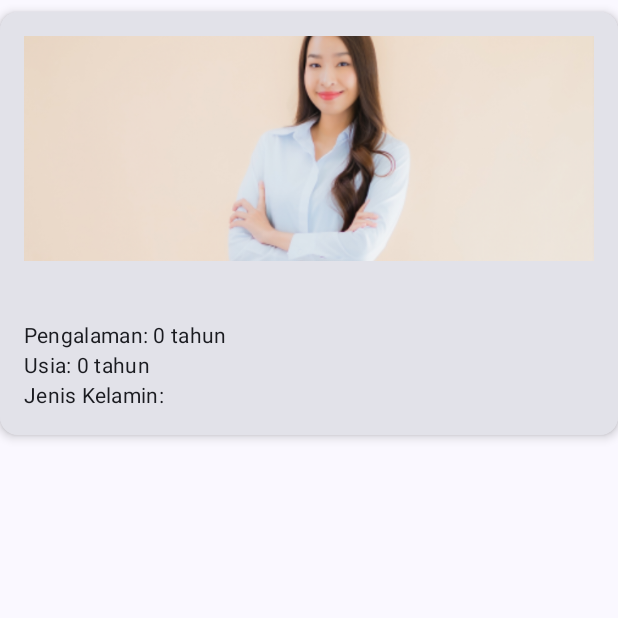
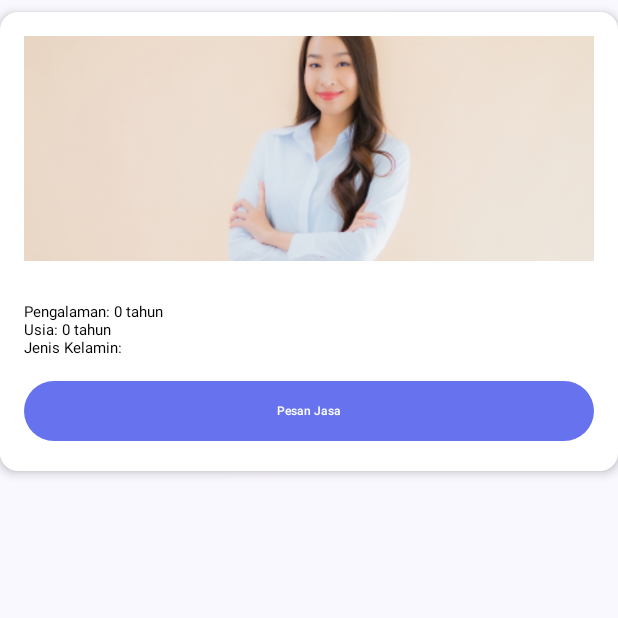
Before and after one commit to tasyaswantara/FindYourNanny, an Android app built with Jetpack Compose: the composable NannyItem shown on its own in the app's theme, on a phone screen of 412 x 824 dp, the top half of it. Run offline under Robolectric (Android 15) with nearby library versions, the light colour scheme and no system bars.

Commit message:
update card

```diff
--- a/app/src/main/java/com/example/projekpapb2/ui/components/NannyItem.kt
+++ b/app/src/main/java/com/example/projekpapb2/ui/components/NannyItem.kt
@@ -2,20 +2,20 @@ package com.example.projekpapb2.ui.components
 
 import androidx.compose.foundation.Image
 import androidx.compose.foundation.clickable
-import androidx.compose.foundation.layout.Column
-import androidx.compose.foundation.layout.Spacer
-import androidx.compose.foundation.layout.fillMaxWidth
-import androidx.compose.foundation.layout.height
-import androidx.compose.foundation.layout.padding
+import androidx.compose.foundation.layout.*
+import androidx.compose.material3.Button
 import androidx.compose.material3.Card
 import androidx.compose.material3.CardDefaults
 import androidx.compose.material3.MaterialTheme
 import androidx.compose.material3.Text
 import androidx.compose.runtime.Composable
 import androidx.compose.ui.Modifier
+import androidx.compose.ui.graphics.Color
 import androidx.compose.ui.layout.ContentScale
 import androidx.compose.ui.res.painterResource
+import androidx.compose.ui.text.TextStyle
 import androidx.compose.ui.unit.dp
+import androidx.compose.ui.unit.sp
 import com.example.projekpapb2.R
 import com.example.projekpapb2.data.model.Nanny
 
@@ -26,9 +26,11 @@ fun NannyItem(nanny: Nanny, onClick: () -> Unit) {
             .fillMaxWidth()
             .padding(vertical = 8.dp)
             .clickable { onClick() },
-        elevation = CardDefaults.cardElevation(4.dp)
+        elevation = CardDefaults.cardElevation(4.dp), // Drop shadow
+        colors = CardDefaults.cardColors(containerColor = Color(0xFFFFFFFF)) // Card background color #FFFFFF
     ) {
         Column(modifier = Modifier.padding(16.dp)) {
+            // Gambar
             Image(
                 painter = painterResource(id = R.drawable.photo_by_mathilde_langevin),
                 contentDescription = null,
@@ -38,24 +40,67 @@ fun NannyItem(nanny: Nanny, onClick: () -> Unit) {
                     .height(150.dp)
             )
             Spacer(modifier = Modifier.height(8.dp))
+
+            // Nama Nanny dengan font Fredoka Medium 14
             Text(
                 text = nanny.name,
-                style = MaterialTheme.typography.titleMedium,
-                color = MaterialTheme.colorScheme.primary
+                style = TextStyle(
+                    fontFamily = MaterialTheme.typography.bodyMedium.fontFamily,
+                    fontWeight = androidx.compose.ui.text.font.FontWeight.Medium,
+                    fontSize = 14.sp,
+                    color = Color.Black
+                )
             )
-            Spacer(modifier = Modifier.height(8.dp))
+            Spacer(modifier = Modifier.height(4.dp))
+
+            // Pengalaman Nanny dengan font Fredoka Regular 10
             Text(
                 text = "Pengalaman: ${nanny.experience} tahun",
-                style = MaterialTheme.typography.bodyMedium
+                style = TextStyle(
+                    fontFamily = MaterialTheme.typography.bodyMedium.fontFamily,
+                    fontWeight = androidx.compose.ui.text.font.FontWeight.Normal,
+                    fontSize = 10.sp,
+                    color = Color.Black
+                )
             )
+            // Usia dan Jenis Kelamin
             Text(
                 text = "Usia: ${nanny.age} tahun",
-                style = MaterialTheme.typography.bodyMedium
+                style = TextStyle(
+                    fontFamily = MaterialTheme.typography.bodyMedium.fontFamily,
+                    fontWeight = androidx.compose.ui.text.font.FontWeight.Normal,
+                    fontSize = 10.sp,
+                    color = Color.Black
+                )
             )
             Text(
                 text = "Jenis Kelamin: ${nanny.gender}",
-                style = MaterialTheme.typography.bodyMedium
+                style = TextStyle(
+                    fontFamily = MaterialTheme.typography.bodyMedium.fontFamily,
+                    fontWeight = androidx.compose.ui.text.font.FontWeight.Normal,
+                    fontSize = 10.sp,
+                    color = Color.Black
+                )
             )
+
+            Spacer(modifier = Modifier.height(12.dp))
+
+            // Tombol Pesan Jasa dengan warna dan font sesuai permintaan
+            Button(
+                onClick = { onClick() },
+                modifier = Modifier.fillMaxWidth(),
+                colors = androidx.compose.material3.ButtonDefaults.buttonColors(containerColor = Color(0xFF6672EE))
+            ) {
+                Text(
+                    text = "Pesan Jasa",
+                    style = TextStyle(
+                        fontFamily = androidx.compose.ui.text.font.FontFamily.SansSerif, // Font Fredoka Medium 8
+                        fontWeight = androidx.compose.ui.text.font.FontWeight.Medium,
+                        fontSize = 8.sp,
+                        color = Color.White
+                    )
+                )
+            }
         }
     }
 }
--- a/app/src/main/java/com/example/projekpapb2/ui/screens/AnimalCaretakerScreen.kt
+++ b/app/src/main/java/com/example/projekpapb2/ui/screens/AnimalCaretakerScreen.kt
@@ -7,9 +7,9 @@ import androidx.compose.foundation.lazy.grid.LazyVerticalGrid
 import androidx.compose.foundation.lazy.grid.items
 import androidx.compose.runtime.Composable
 import androidx.compose.runtime.LaunchedEffect
+import androidx.compose.runtime.getValue
 import androidx.compose.runtime.mutableStateOf
 import androidx.compose.runtime.remember
-import androidx.compose.runtime.getValue
 import androidx.compose.runtime.setValue
 import androidx.compose.ui.Modifier
 import androidx.compose.ui.unit.dp
@@ -22,11 +22,11 @@ import com.example.projekpapb2.ui.components.NannyItem
 @Composable
 fun AnimalCaretakerScreen(navController: NavController, repository: NannyRepository) {
     var nannies by remember { mutableStateOf(emptyList<Nanny>()) }
-
     LaunchedEffect(Unit) {
         nannies = repository.getNannies()
     }
 
+    if (nannies.isNotEmpty()) {
         LazyVerticalGrid(
             columns = GridCells.Fixed(2),
             modifier = Modifier
@@ -43,3 +43,4 @@ fun AnimalCaretakerScreen(navController: NavController, repository: NannyReposit
             }
         }
     }
+}
--- a/app/src/main/java/com/example/projekpapb2/ui/screens/BabyCaretakerScreen.kt
+++ b/app/src/main/java/com/example/projekpapb2/ui/screens/BabyCaretakerScreen.kt
@@ -7,9 +7,9 @@ import androidx.compose.foundation.lazy.grid.LazyVerticalGrid
 import androidx.compose.foundation.lazy.grid.items
 import androidx.compose.runtime.Composable
 import androidx.compose.runtime.LaunchedEffect
+import androidx.compose.runtime.getValue
 import androidx.compose.runtime.mutableStateOf
 import androidx.compose.runtime.remember
-import androidx.compose.runtime.getValue
 import androidx.compose.runtime.setValue
 import androidx.compose.ui.Modifier
 import androidx.compose.ui.unit.dp
@@ -22,11 +22,11 @@ import com.example.projekpapb2.ui.components.NannyItem
 @Composable
 fun BabyCaretakerScreen(navController: NavController, repository: NannyRepository) {
     var nannies by remember { mutableStateOf(emptyList<Nanny>()) }
-
     LaunchedEffect(Unit) {
         nannies = repository.getNannies()
     }
 
+    if (nannies.isNotEmpty()) {
         LazyVerticalGrid(
             columns = GridCells.Fixed(2),
             modifier = Modifier
@@ -43,3 +43,4 @@ fun BabyCaretakerScreen(navController: NavController, repository: NannyRepositor
             }
         }
     }
+}
--- a/app/src/main/java/com/example/projekpapb2/ui/screens/ElderlyCaretakerScreen.kt
+++ b/app/src/main/java/com/example/projekpapb2/ui/screens/ElderlyCaretakerScreen.kt
@@ -7,9 +7,9 @@ import androidx.compose.foundation.lazy.grid.LazyVerticalGrid
 import androidx.compose.foundation.lazy.grid.items
 import androidx.compose.runtime.Composable
 import androidx.compose.runtime.LaunchedEffect
+import androidx.compose.runtime.getValue
 import androidx.compose.runtime.mutableStateOf
 import androidx.compose.runtime.remember
-import androidx.compose.runtime.getValue
 import androidx.compose.runtime.setValue
 import androidx.compose.ui.Modifier
 import androidx.compose.ui.unit.dp
@@ -21,25 +21,26 @@ import com.example.projekpapb2.ui.components.NannyItem
 
 @Composable
 fun ElderlyCaretakerScreen(navController: NavController, repository: NannyRepository) {
-    var caretakers by remember { mutableStateOf(emptyList<Nanny>()) }
-
+    var nannies by remember { mutableStateOf(emptyList<Nanny>()) }
     LaunchedEffect(Unit) {
-        caretakers = repository.getNannies()
+        nannies = repository.getNannies()
     }
 
+    if (nannies.isNotEmpty()) {
         LazyVerticalGrid(
             columns = GridCells.Fixed(2),
             modifier = Modifier
                 .fillMaxSize()
-            .padding(8.dp)
+                .padding(16.dp)
         ) {
-        items(caretakers) { caretaker ->
+            items(nannies) { nanny ->
                 NannyItem(
-                nanny = caretaker,
+                    nanny = nanny,
                     onClick = {
-                    navController.navigate(NavRoutes.detailRoute(caretaker.id))
+                        navController.navigate(NavRoutes.detailRoute(nanny.id))
                     }
                 )
             }
         }
     }
+}
--- a/app/src/main/java/com/example/projekpapb2/ui/screens/HouseCaretakerScreen.kt
+++ b/app/src/main/java/com/example/projekpapb2/ui/screens/HouseCaretakerScreen.kt
@@ -7,9 +7,9 @@ import androidx.compose.foundation.lazy.grid.LazyVerticalGrid
 import androidx.compose.foundation.lazy.grid.items
 import androidx.compose.runtime.Composable
 import androidx.compose.runtime.LaunchedEffect
+import androidx.compose.runtime.getValue
 import androidx.compose.runtime.mutableStateOf
 import androidx.compose.runtime.remember
-import androidx.compose.runtime.getValue
 import androidx.compose.runtime.setValue
 import androidx.compose.ui.Modifier
 import androidx.compose.ui.unit.dp
@@ -22,11 +22,11 @@ import com.example.projekpapb2.ui.components.NannyItem
 @Composable
 fun HouseCaretakerScreen(navController: NavController, repository: NannyRepository) {
     var nannies by remember { mutableStateOf(emptyList<Nanny>()) }
-
     LaunchedEffect(Unit) {
         nannies = repository.getNannies()
     }
 
+    if (nannies.isNotEmpty()) {
         LazyVerticalGrid(
             columns = GridCells.Fixed(2),
             modifier = Modifier
@@ -43,3 +43,4 @@ fun HouseCaretakerScreen(navController: NavController, repository: NannyReposito
             }
         }
     }
+}
```
Also changed, not shown: app/src/main/java/com/example/projekpapb2/ui/screens/HomeScreen.kt (line endings or trailing spaces). Lines whose indentation alone changed are shown as unchanged.
